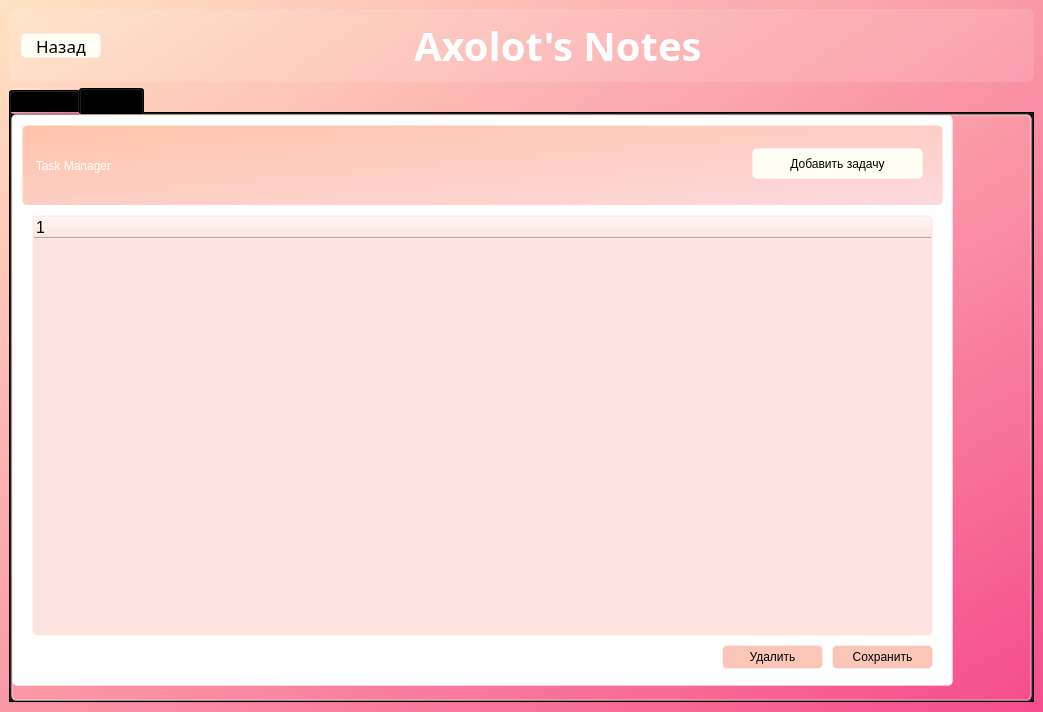
Qt form Interface_files/MainWNotes.ui (Ephirious/Notes-TaskManager) before a commit.
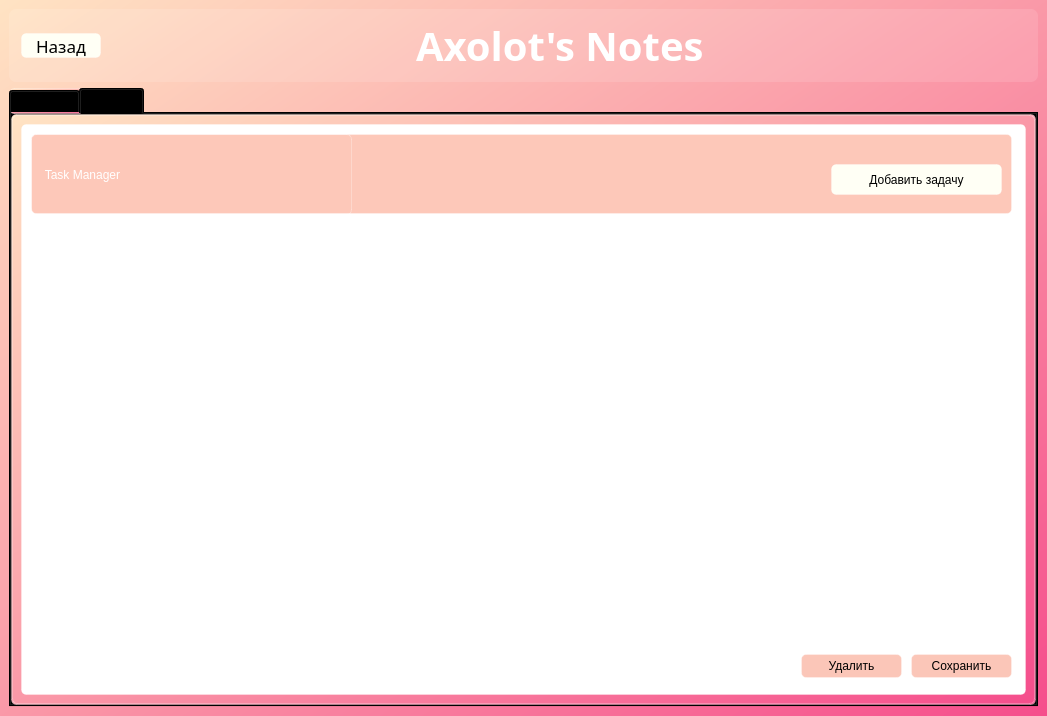
The same form after that commit. The open tabs and pages were chosen to show the change. Icons and pictures are not drawn.

Commit message: layout-ы кнопки добавления новой задачи

Patch:
```diff
--- a/Interface_files/MainWNotes.ui
+++ b/Interface_files/MainWNotes.ui
@@ -6,8 +6,8 @@
    <rect>
     <x>0</x>
     <y>0</y>
-    <width>1043</width>
-    <height>712</height>
+    <width>1047</width>
+    <height>716</height>
    </rect>
   </property>
   <property name="windowTitle">
@@ -113,7 +113,7 @@
          </property>
          <property name="maximumSize">
           <size>
-           <width>300</width>
+           <width>400</width>
            <height>100</height>
           </size>
          </property>
@@ -545,15 +545,9 @@
        <attribute name="title">
         <string>Задачи</string>
        </attribute>
+       <layout class="QVBoxLayout" name="verticalLayout_3">
+        <item>
        <widget class="QFrame" name="frame_2">
-        <property name="geometry">
-         <rect>
-          <x>0</x>
-          <y>0</y>
-          <width>941</width>
-          <height>571</height>
-         </rect>
-        </property>
         <property name="styleSheet">
          <string notr="true">background-color: rgb(255, 255, 255);</string>
         </property>
@@ -568,7 +562,7 @@
           <rect>
            <x>10</x>
            <y>10</y>
-           <width>921</width>
+             <width>981</width>
            <height>80</height>
           </rect>
          </property>
@@ -586,14 +580,15 @@
            <rect>
             <x>0</x>
             <y>0</y>
-            <width>921</width>
+              <width>321</width>
             <height>81</height>
            </rect>
           </property>
           <property name="styleSheet">
            <string notr="true">font: 20pt &quot;Ravie&quot;;
-background-color: qlineargradient(spread:pad, x1:0, y1:0, x2:1, y2:1, stop:0 rgba(255, 196, 169, 255), stop:1 rgba(253, 217, 223, 255));
-color: white;</string>
+background-color: none;
+color: white;
+</string>
           </property>
           <property name="text">
            <string>   Task Manager</string>
@@ -602,8 +597,8 @@
          <widget class="QPushButton" name="pushButton">
           <property name="geometry">
            <rect>
-            <x>730</x>
-            <y>23</y>
+              <x>800</x>
+              <y>30</y>
             <width>171</width>
             <height>31</height>
            </rect>
@@ -629,33 +624,10 @@
           </property>
          </widget>
         </widget>
-        <widget class="QTreeWidget" name="treeWidget_2">
-         <property name="geometry">
-          <rect>
-           <x>20</x>
-           <y>100</y>
-           <width>901</width>
-           <height>421</height>
-          </rect>
-         </property>
-         <property name="styleSheet">
-          <string notr="true">background-color: rgb(253, 228, 223);</string>
-         </property>
-         <column>
-          <property name="text">
-           <string>1</string>
-          </property>
-          <property name="font">
-           <font>
-            <pointsize>12</pointsize>
-           </font>
-          </property>
-         </column>
-        </widget>
         <widget class="QPushButton" name="pushButton_2">
          <property name="geometry">
           <rect>
-           <x>710</x>
+             <x>780</x>
            <y>530</y>
            <width>101</width>
            <height>24</height>
@@ -684,7 +656,7 @@
         <widget class="QPushButton" name="pushButton_3">
          <property name="geometry">
           <rect>
-           <x>820</x>
+             <x>890</x>
            <y>530</y>
            <width>101</width>
            <height>24</height>
@@ -711,6 +683,8 @@
          </property>
         </widget>
        </widget>
+        </item>
+       </layout>
       </widget>
      </widget>
     </item>
```
Left out of the diff: 2 changed lines with no effect on the pictures. Lines whose indentation alone changed are shown as unchanged. The commit also changes 1 other file.
